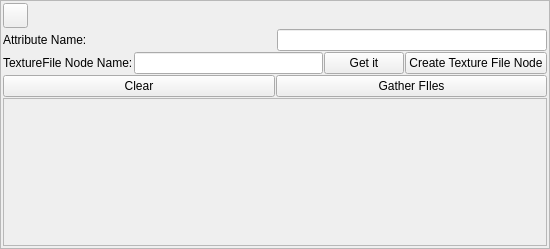
This is src/gui/ui/rmanSwidget.ui in alijafargholi/prman_rfmPrimVarTool as Qt 5 draws it before an edit. The edited form follows.
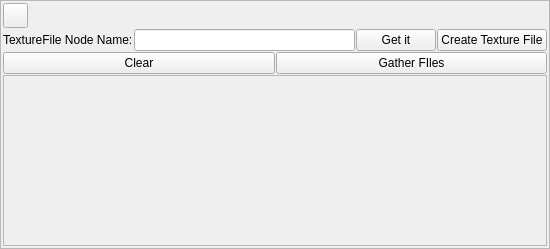
This is the edited form.

Commit message: add PrimvaS Haw-To doc. Update rmans ui/functionaliy.

```diff
--- a/src/gui/ui/rmanSwidget.ui
+++ b/src/gui/ui/rmanSwidget.ui
@@ -54,27 +54,6 @@
         </property>
        </widget>
       </item>
-      <item>
-       <layout class="QHBoxLayout" name="horizontalLayout">
-        <item>
-         <widget class="QLabel" name="label">
-          <property name="text">
-           <string>Attribute Name:</string>
-          </property>
-         </widget>
-        </item>
-        <item>
-         <widget class="QLineEdit" name="attr_name">
-          <property name="maximumSize">
-           <size>
-            <width>270</width>
-            <height>16777215</height>
-           </size>
-          </property>
-         </widget>
-        </item>
-       </layout>
-      </item>
       <item>
        <layout class="QHBoxLayout" name="horizontalLayout_3">
         <item>
@@ -104,7 +83,7 @@
         <item>
          <widget class="QPushButton" name="create_node">
           <property name="text">
-           <string>Create Texture File Node</string>
+           <string>Create Texture File</string>
           </property>
          </widget>
         </item>
@@ -139,7 +118,7 @@
            <x>0</x>
            <y>0</y>
            <width>534</width>
-           <height>134</height>
+           <height>158</height>
           </rect>
          </property>
          <layout class="QVBoxLayout" name="stringListLayout">
```
The commit also changes 13 other files.
